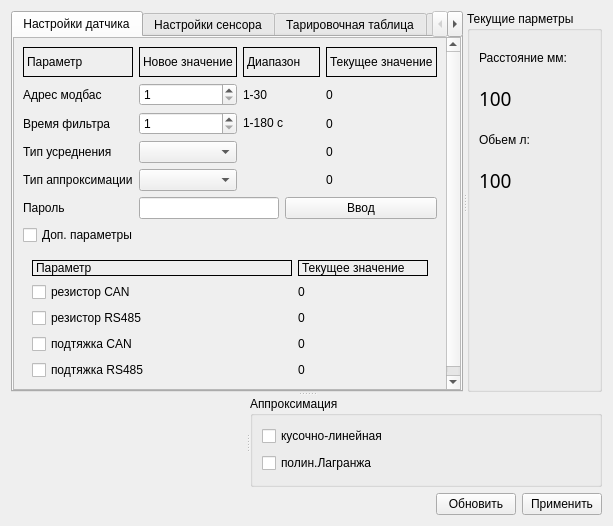
Above: mws.ui from zaitseu1994/EurosensConfig before the change. Below: the same form after it.
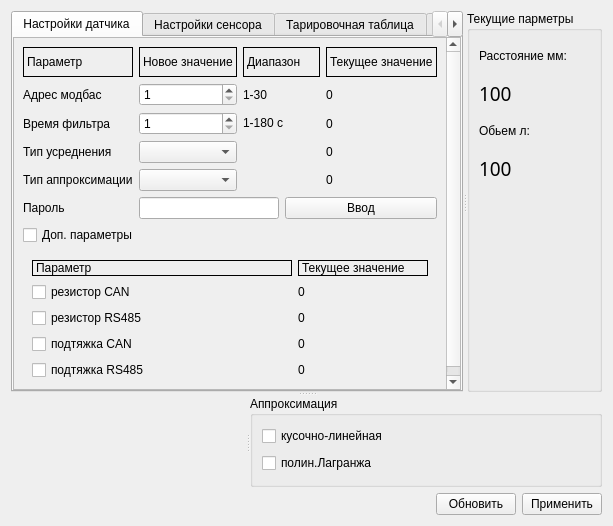
That is the form after the change. Icons and pictures are not drawn. Custom widgets are drawn as their Qt base class.

```diff
--- a/mws.ui
+++ b/mws.ui
@@ -1289,14 +1289,7 @@
          </property>
          <layout class="QGridLayout" name="gridLayout_9">
           <item row="0" column="0">
-           <layout class="QGridLayout" name="gridLayout_5" rowstretch="1,1,1,1,5">
-            <item row="0" column="0">
-             <widget class="QLabel" name="lab_Distance">
-              <property name="text">
-               <string>Расстояние мм:</string>
-              </property>
-             </widget>
-            </item>
+           <layout class="QGridLayout" name="gridLayout_5" rowstretch="1,1,1,1,6">
             <item row="1" column="0">
              <widget class="QLabel" name="lcd_Distance">
               <property name="font">
@@ -1319,24 +1312,31 @@
               </property>
              </widget>
             </item>
-            <item row="3" column="0">
-             <widget class="QLabel" name="lcd_Volume">
-              <property name="font">
-               <font>
-                <family>Segoe Print</family>
-                <pointsize>14</pointsize>
-                <weight>50</weight>
-                <bold>false</bold>
-               </font>
-              </property>
-              <property name="text">
-               <string>100</string>
-              </property>
-             </widget>
-            </item>
             <item row="4" column="0">
              <widget class="QCustomPlot" name="graph_distanse" native="true"/>
             </item>
+            <item row="0" column="0">
+             <widget class="QLabel" name="lab_Distance">
+              <property name="text">
+               <string>Расстояние мм:</string>
+              </property>
+             </widget>
+            </item>
+            <item row="3" column="0">
+             <widget class="QLabel" name="lcd_Volume">
+              <property name="font">
+               <font>
+                <family>Segoe Print</family>
+                <pointsize>14</pointsize>
+                <weight>50</weight>
+                <bold>false</bold>
+               </font>
+              </property>
+              <property name="text">
+               <string>100</string>
+              </property>
+             </widget>
+            </item>
            </layout>
           </item>
          </layout>
```
